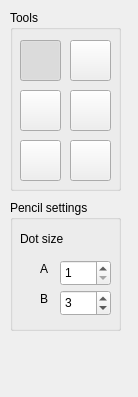
The window that tool_panel.ui (LoxoSoftware/IndexBourne) describes before a commit, drawn with Qt 5.
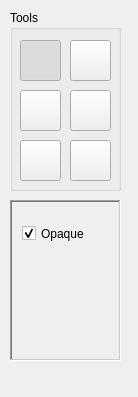
The same window after the commit. The open tabs and pages were chosen to show the change. Icons and pictures are not drawn.

Commit message: Added toggle to select opaque mode for floating layer application

```diff
--- a/tool_panel.ui
+++ b/tool_panel.ui
@@ -252,23 +252,30 @@
      </property>
     </widget>
    </widget>
-   <widget class="QGroupBox" name="grpPencilSettings">
+   <widget class="QStackedWidget" name="grpToolSettings">
     <property name="geometry">
      <rect>
       <x>10</x>
       <y>200</y>
       <width>111</width>
-      <height>131</height>
+      <height>161</height>
      </rect>
     </property>
-    <property name="title">
-     <string>Pencil settings</string>
+    <property name="frameShape">
+     <enum>QFrame::Shape::WinPanel</enum>
     </property>
+    <property name="frameShadow">
+     <enum>QFrame::Shadow::Sunken</enum>
+    </property>
+    <property name="currentIndex">
+     <number>0</number>
+    </property>
+    <widget class="QWidget" name="grpToolSettings_pencil">
     <widget class="QSpinBox" name="spbPencilDotSizeA">
      <property name="geometry">
       <rect>
        <x>50</x>
-       <y>60</y>
+        <y>30</y>
        <width>51</width>
        <height>26</height>
       </rect>
@@ -287,7 +294,7 @@
      <property name="geometry">
       <rect>
        <x>10</x>
-       <y>30</y>
+        <y>10</y>
        <width>91</width>
        <height>18</height>
       </rect>
@@ -300,7 +307,7 @@
      <property name="geometry">
       <rect>
        <x>50</x>
-       <y>90</y>
+        <y>60</y>
        <width>51</width>
        <height>26</height>
       </rect>
@@ -319,7 +326,7 @@
      <property name="geometry">
       <rect>
        <x>30</x>
-       <y>60</y>
+        <y>30</y>
        <width>21</width>
        <height>18</height>
       </rect>
@@ -332,7 +339,7 @@
      <property name="geometry">
       <rect>
        <x>30</x>
-       <y>90</y>
+        <y>60</y>
        <width>21</width>
        <height>18</height>
       </rect>
@@ -340,6 +347,28 @@
      <property name="text">
       <string>B</string>
      </property>
+     </widget>
+    </widget>
+    <widget class="QWidget" name="grpToolSettings_transform">
+     <widget class="QCheckBox" name="chkApplyOpaque">
+      <property name="geometry">
+       <rect>
+        <x>10</x>
+        <y>20</y>
+        <width>91</width>
+        <height>23</height>
+       </rect>
+      </property>
+      <property name="toolTip">
+       <string>Transparent pixels will overwrite the destination</string>
+      </property>
+      <property name="text">
+       <string>Opaque</string>
+      </property>
+      <property name="checked">
+       <bool>true</bool>
+      </property>
+     </widget>
     </widget>
    </widget>
   </widget>
```
Lines whose indentation alone changed are shown as unchanged. The commit also changes 4 other files.
